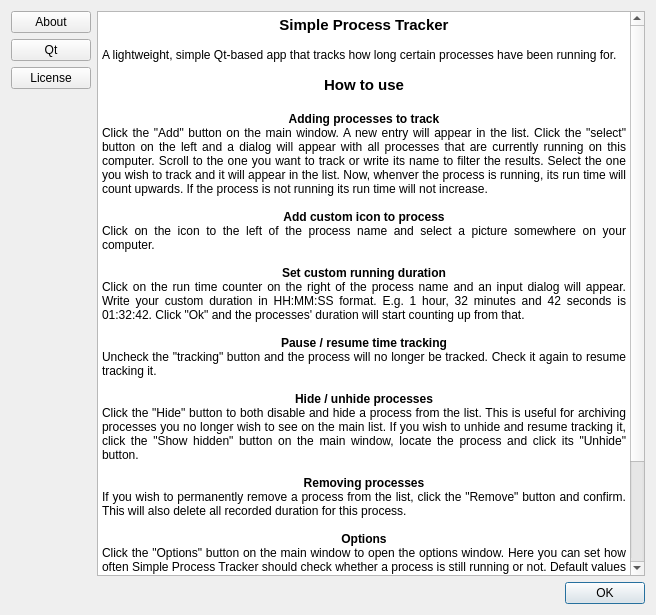
Before: the Qt Designer form ui/about/about.ui in kik4444/simple-process-tracker, drawn with Qt 5.
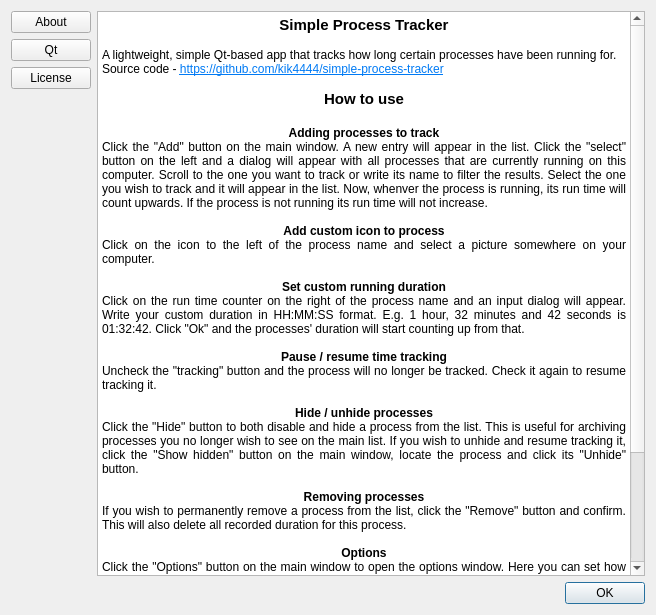
After: the same form once the commit is applied. Icons and pictures are not drawn.

Commit message: Added source code to about page

```diff
--- a/ui/about/about.ui
+++ b/ui/about/about.ui
@@ -91,6 +91,7 @@
 &lt;p align=&quot;center&quot; style=&quot; margin-top:0px; margin-bottom:0px; margin-left:0px; margin-right:0px; -qt-block-indent:0; text-indent:0px;&quot;&gt;&lt;span style=&quot; font-size:11pt; font-weight:600;&quot;&gt;Simple Process Tracker&lt;/span&gt;&lt;/p&gt;
 &lt;p align=&quot;center&quot; style=&quot;-qt-paragraph-type:empty; margin-top:0px; margin-bottom:0px; margin-left:0px; margin-right:0px; -qt-block-indent:0; text-indent:0px; font-weight:600;&quot;&gt;&lt;br /&gt;&lt;/p&gt;
 &lt;p align=&quot;justify&quot; style=&quot; margin-top:0px; margin-bottom:0px; margin-left:0px; margin-right:0px; -qt-block-indent:0; text-indent:0px;&quot;&gt;A lightweight, simple Qt-based app that tracks how long certain processes have been running for.&lt;/p&gt;
+&lt;p align=&quot;justify&quot; style=&quot; margin-top:0px; margin-bottom:0px; margin-left:0px; margin-right:0px; -qt-block-indent:0; text-indent:0px;&quot;&gt;Source code - &lt;a href=&quot;https://github.com/kik4444/simple-process-tracker&quot;&gt;&lt;span style=&quot; text-decoration: underline; color:#007af4;&quot;&gt;https://github.com/kik4444/simple-process-tracker&lt;/span&gt;&lt;/a&gt;&lt;/p&gt;
 &lt;p align=&quot;justify&quot; style=&quot;-qt-paragraph-type:empty; margin-top:0px; margin-bottom:0px; margin-left:0px; margin-right:0px; -qt-block-indent:0; text-indent:0px;&quot;&gt;&lt;br /&gt;&lt;/p&gt;
 &lt;p align=&quot;center&quot; style=&quot; margin-top:0px; margin-bottom:0px; margin-left:0px; margin-right:0px; -qt-block-indent:0; text-indent:0px;&quot;&gt;&lt;span style=&quot; font-size:11pt; font-weight:600;&quot;&gt;How to use&lt;/span&gt;&lt;/p&gt;
 &lt;p align=&quot;center&quot; style=&quot;-qt-paragraph-type:empty; margin-top:0px; margin-bottom:0px; margin-left:0px; margin-right:0px; -qt-block-indent:0; text-indent:0px; font-size:11pt; font-weight:600;&quot;&gt;&lt;br /&gt;&lt;/p&gt;
```
The commit also changes 1 other file.
